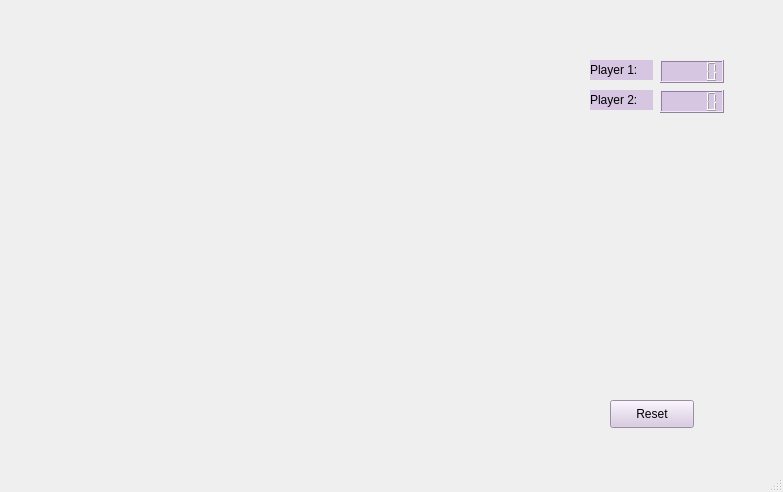
The window that student/13/pairs_gui/mainwindow.ui (sophietotterstrom/Prog2_PairsGUI_Project_CPlusPlus) describes before a commit, drawn with Qt 5.
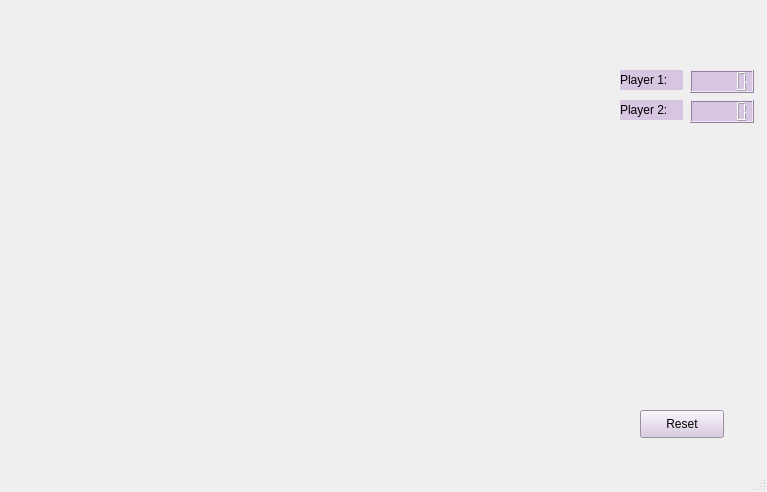
The same window after the commit.

What changed in the file:
```diff
--- a/student/13/pairs_gui/mainwindow.ui
+++ b/student/13/pairs_gui/mainwindow.ui
@@ -6,7 +6,7 @@
    <rect>
     <x>0</x>
     <y>0</y>
-    <width>783</width>
+    <width>767</width>
     <height>492</height>
    </rect>
   </property>
@@ -28,8 +28,8 @@
    <widget class="QPushButton" name="resetButton">
     <property name="geometry">
      <rect>
-      <x>610</x>
-      <y>400</y>
+      <x>640</x>
+      <y>410</y>
       <width>84</width>
       <height>28</height>
      </rect>
@@ -45,8 +45,8 @@
    <widget class="QLabel" name="player1Label">
     <property name="geometry">
      <rect>
-      <x>590</x>
-      <y>60</y>
+      <x>620</x>
+      <y>70</y>
       <width>63</width>
       <height>20</height>
      </rect>
@@ -62,8 +62,8 @@
    <widget class="QLabel" name="player2Label">
     <property name="geometry">
      <rect>
-      <x>590</x>
-      <y>90</y>
+      <x>620</x>
+      <y>100</y>
       <width>63</width>
       <height>20</height>
      </rect>
@@ -79,8 +79,8 @@
    <widget class="QLCDNumber" name="player2ScoreLCDNum">
     <property name="geometry">
      <rect>
-      <x>660</x>
-      <y>90</y>
+      <x>690</x>
+      <y>100</y>
       <width>64</width>
       <height>23</height>
      </rect>
@@ -92,8 +92,8 @@
    <widget class="QLCDNumber" name="player1ScoreLCDNum">
     <property name="geometry">
      <rect>
-      <x>660</x>
-      <y>60</y>
+      <x>690</x>
+      <y>70</y>
       <width>64</width>
       <height>23</height>
      </rect>
```
